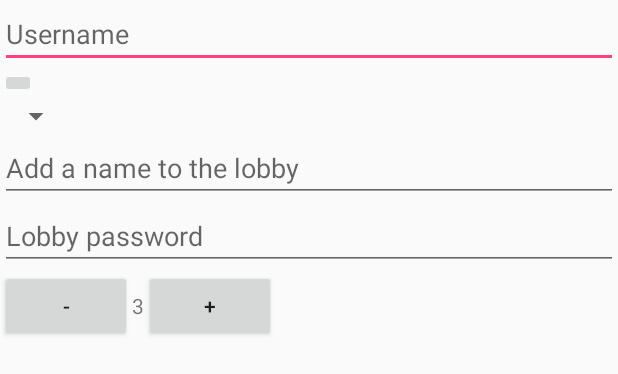
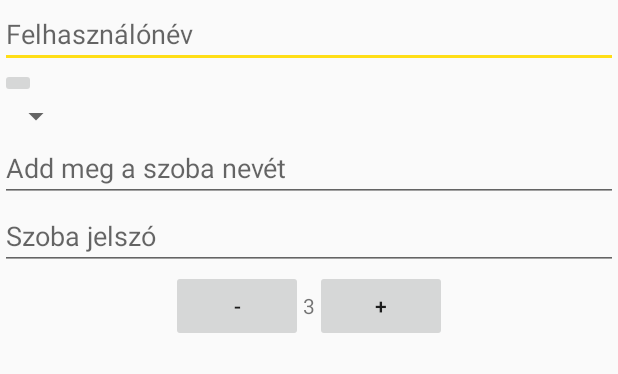
Before and after one commit to AdamNagy-nagya/BestInPest_android, an Android app: the layout fragment_lobbycreate.xml on its own in the app's theme, with its tools: preview values and no code run, on a phone screen of 412 x 824 dp. Shown: the top 374 px of the screen. Run offline under Robolectric (Android 15) with nearby library versions, the phone set to English and light mode, and no system bars.

Commit message:
main menu design, profileMagager, strings, colors

```diff
--- a/app/src/main/AndroidManifest.xml
+++ b/app/src/main/AndroidManifest.xml
@@ -10,6 +10,8 @@
         android:label="@string/app_name"
         android:roundIcon="@mipmap/ic_launcher_round"
         android:supportsRtl="true"
+        android:hardwareAccelerated="false"
+        android:largeHeap="true"
         android:theme="@style/AppTheme">
         <activity
             android:name=".MainMenuActivity"
--- a/app/src/main/java/com/example/nagya/bestinpest/Lobby/LobbyListFragment.java
+++ b/app/src/main/java/com/example/nagya/bestinpest/Lobby/LobbyListFragment.java
@@ -54,7 +54,7 @@ public class LobbyListFragment extends DialogFragment{
 
 
 
-        AlertDialog.Builder builder = new AlertDialog.Builder(getActivity());
+        AlertDialog.Builder builder = new AlertDialog.Builder(getActivity(),R.style.MyAlertDialogStyle);
 
         View view = getActivity().getLayoutInflater().inflate(R.layout.fragment_lobby_list, null);
         recyclerView =  view.findViewById(R.id.LobbyListRV);
@@ -64,7 +64,7 @@ public class LobbyListFragment extends DialogFragment{
         recyclerView.setAdapter(recyclerAdapter);
         registerForContextMenu(recyclerView);
 
-        builder.setView(view).setTitle("Active lobbies");
+        builder.setView(view).setTitle(R.string.active_lobbies_title);
 
 
         return builder.create();
--- a/app/src/main/res/layout/fragment_lobbycreate.xml
+++ b/app/src/main/res/layout/fragment_lobbycreate.xml
@@ -8,7 +8,7 @@
         android:id="@+id/CreateLobby_UsernameEditText"
         android:layout_height="wrap_content"
         android:layout_width="match_parent"
-        android:hint="Username"/>
+        android:hint="@string/hint_username"/>
 
     <ImageButton
         android:layout_width="wrap_content"
@@ -18,25 +18,28 @@
     <Spinner
         android:layout_width="wrap_content"
         android:layout_height="wrap_content"
-        android:id="@+id/CreateLobby_StartSpiner"/>
+        android:id="@+id/CreateLobby_StartSpiner"
+       />
 
     <android.support.v7.widget.AppCompatEditText
         android:id="@+id/CreateLobbyNameEditText"
-        android:hint="Add a name to the lobby"
+        android:hint="@string/hint_lobbyname"
         android:layout_width="match_parent"
         android:layout_height="wrap_content" />
 
     <android.support.v7.widget.AppCompatEditText
         android:id="@+id/CreateLobbyPasswordEditText"
-        android:hint="Lobby password"
+        android:hint="@string/hint_lobbypassword"
         android:layout_width="match_parent"
         android:layout_height="wrap_content"
-        android:inputType="numberPassword"/>
+        android:inputType="textPassword"/>
 
     <LinearLayout
         android:layout_height="wrap_content"
         android:layout_width="wrap_content"
-        android:orientation="horizontal">
+        android:orientation="horizontal"
+        android:layout_gravity="center_horizontal"
+        >
 
         <Button
         android:layout_height="wrap_content"
--- a/app/src/main/res/layout/item_lobbylist.xml
+++ b/app/src/main/res/layout/item_lobbylist.xml
@@ -3,7 +3,9 @@
     android:layout_height="wrap_content"
     android:layout_width="match_parent"
     android:orientation="horizontal"
-    xmlns:android="http://schemas.android.com/apk/res/android">
+    xmlns:android="http://schemas.android.com/apk/res/android"
+    android:background="@drawable/blank_tape_short"
+    >
 
     <ImageView
         android:layout_width="wrap_content"
--- a/app/src/main/res/values/colors.xml
+++ b/app/src/main/res/values/colors.xml
@@ -7,4 +7,11 @@
     <color name="colorBUS">#009FE3</color>
     <color name="colorTRAM">#FFD800</color>
     <color name="colorSUBWAY">#E41F18</color>
+
+    <color name="asphaltGray">#6F6E63</color>
+    <color name="asphaltDarkGray">#313328</color>
+    <color name="tapeYellow">#ffde17</color>
+    <color name="white">#fff</color>
+
+
 </resources>
--- a/app/src/main/res/values/strings.xml
+++ b/app/src/main/res/values/strings.xml
@@ -1,4 +1,17 @@
 <resources>
     <string name="app_name">BestInPest</string>
+    <string name="active_lobbies_title">Aktív játékszobák</string>
+    <string name="joinBtn_text">Belépés</string>
+    <string name="create_lobby_title">Új szoba létrehozása</string>
+    <string name="hint_username">Felhasználónév</string>
+    <string name="hint_lobbyname">Add meg a szoba nevét</string>
+    <string name="hint_lobbypassword">Szoba jelszó</string>
+    <string name="createBtn_text">Létrehozás</string>
+    <string name="cancelBtn_text">Mégse</string>
+    <string name="toast_addallFirst">Adj meg mindent először!</string>
+    <string name="toast_invalidPassword">Helytelen jelszó!</string>
+    <string name="login_title">Belépés</string>
+    <string name="loginBtn_logni">Belépés</string>
+
 
 </resources>
--- a/app/src/main/res/values/styles.xml
+++ b/app/src/main/res/values/styles.xml
@@ -2,10 +2,21 @@
 
     <!-- Base application theme. -->
     <style name="AppTheme" parent="Theme.AppCompat.Light.DarkActionBar">
-        <!-- Customize your theme here. -->
-        <item name="colorPrimary">@color/colorPrimary</item>
-        <item name="colorPrimaryDark">@color/colorPrimaryDark</item>
-        <item name="colorAccent">@color/colorAccent</item>
+        <item name="windowNoTitle">true</item>
+        <item name="android:windowNoTitle">true</item>
+
+        <item name="colorPrimary">@color/asphaltGray</item>
+        <item name="colorPrimaryDark">@color/asphaltGray</item>
+        <item name="colorAccent">@color/tapeYellow</item>
+    </style>
+
+    <style name="MyAlertDialogStyle" parent="Theme.AppCompat.Light.Dialog.Alert">
+        <!-- Used for the buttons -->
+        <item name="colorAccent">@color/asphaltDarkGray</item>
+        <!-- Used for the title and text -->
+        <item name="android:textColorPrimary">@color/white</item>
+        <!-- Used for the background -->
+        <item name="android:background">@color/asphaltGray</item>
     </style>
 
 </resources>
```
Also changed, not shown: app/src/main/java/com/example/nagya/bestinpest/Lobby/LobbyCreateDialog.java (+4 -4 lines), app/src/main/java/com/example/nagya/bestinpest/Lobby/LobbyEntryPassFragment.java (+5 -5 lines), app/src/main/java/com/example/nagya/bestinpest/MainMenuActivity.java (+16 -16 lines), app/src/main/java/com/example/nagya/bestinpest/Profile/ProfileManager.java (added, +30 -0 lines), app/src/main/res/layout/activity_main_menu.xml (+15 -6 lines).
